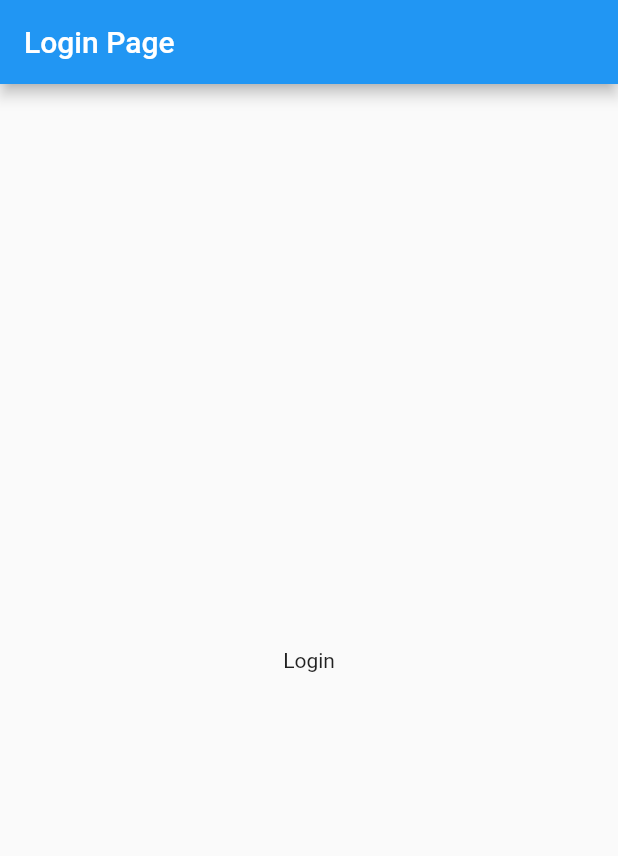
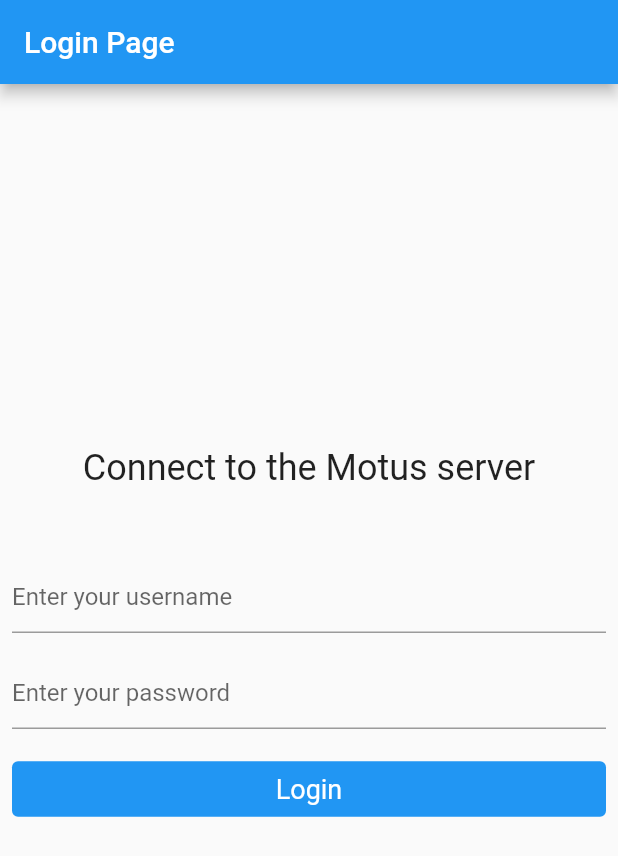
Before and after one commit to ModaxDev/app-motus, a Flutter app: the screen it shows after launch, on a phone screen of 412 x 824 dp. Shown: the top 856 px of the screen. Run offline on Flutter 3.47's test engine with Material 2 defaults, Android fonts, the phone set to English and light mode, and no system bars; our stand-ins replace hive, hive_flutter; accounts and stored records are empty.

Commit message:
feat: add login page

```diff
--- a/lib/ui/screens/login/login_page.dart
+++ b/lib/ui/screens/login/login_page.dart
@@ -22,6 +22,7 @@ class LoginPage extends StatefulWidget {
 }
 
 class _LoginPage extends State<LoginPage> {
+
   @override
   Widget build(BuildContext context) {
     // This method is rerun every time setState is called, for instance as done
@@ -38,7 +39,54 @@ class _LoginPage extends State<LoginPage> {
         title: Text(widget.title),
       ),
       body: Center(
-        child: Text('Login'),
+        child: Column(
+
+          mainAxisAlignment: MainAxisAlignment.center,
+          children: [
+            Padding(
+              padding: EdgeInsets.fromLTRB(8,8,8,40),
+              child:  Text(
+                'Connect to the Motus server',style: TextStyle(fontSize: 24),
+              ),
+            ),
+           Padding(
+             padding: EdgeInsets.all(8),
+             child:  TextField(
+               decoration: InputDecoration(
+                 hintText: 'Enter your username',
+               ),
+             ),
+           ),
+            Padding(
+              padding: EdgeInsets.all(8),
+              child:  TextField(
+                obscureText: true,
+                enableSuggestions: false,
+                autocorrect: false,
+                decoration: InputDecoration(
+                  hintText: 'Enter your password',
+                ),
+              ),
+            ),
+            Padding(
+              padding: EdgeInsets.fromLTRB(8,8,8,40),
+              child:  SizedBox(
+                width: double.infinity,
+                child: TextButton(
+                  style: TextButton.styleFrom(
+                    backgroundColor: Colors.blue,
+                    textStyle: const TextStyle(color: Colors.white),
+                  ),
+                  onPressed: () {},
+                  child: const Text('Login', style: TextStyle(
+                    color: Colors.white,
+                    fontSize: 18,
+                  )),
+                ),
+              )
+            ),
+          ],
+        ),
       ), // This trailing comma makes auto-formatting nicer for build methods.
     );
   }
```
